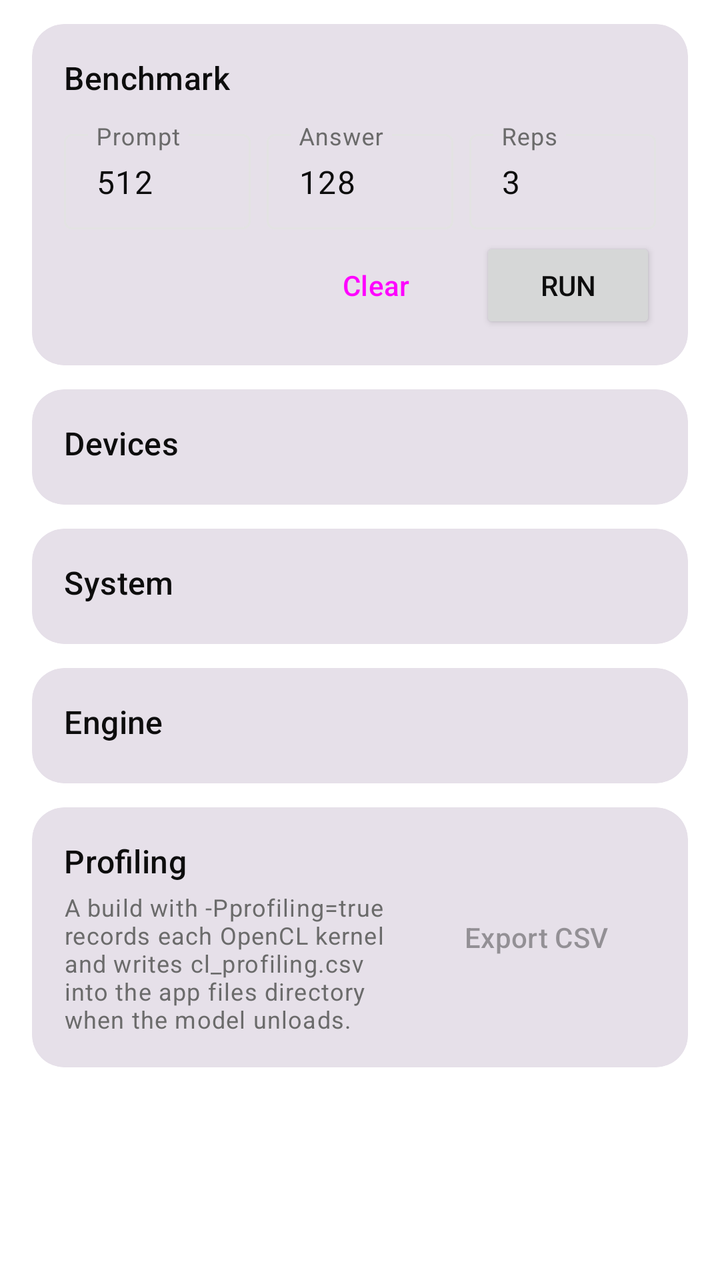
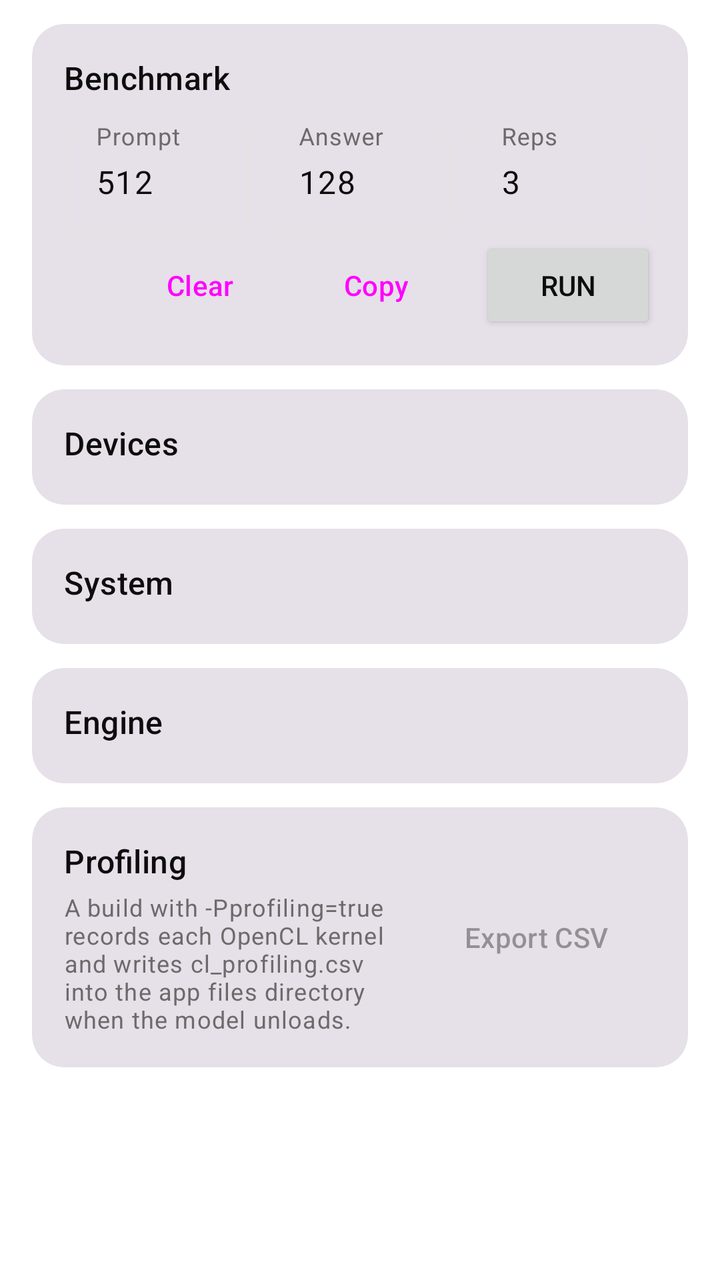

Before-and-after screenshots of an Android layout around one commit, followed by the original layout XML and the change that was made.
<!-- AndroidManifest.xml: application theme Theme.QwenMobile -->
<!-- res/layout/fragment_debug.xml -->
<?xml version="1.0" encoding="utf-8"?>
<androidx.core.widget.NestedScrollView xmlns:android="http://schemas.android.com/apk/res/android"
    xmlns:app="http://schemas.android.com/apk/res-auto"
    android:layout_width="match_parent"
    android:layout_height="match_parent"
    android:clipToPadding="false"
    android:fillViewport="true">

    <LinearLayout
        android:layout_width="match_parent"
        android:layout_height="wrap_content"
        android:orientation="vertical"
        android:paddingHorizontal="16dp"
        android:paddingVertical="12dp">

        
        <com.google.android.material.card.MaterialCardView
            style="?attr/materialCardViewFilledStyle"
            android:layout_width="match_parent"
            android:layout_height="wrap_content"
            android:layout_marginBottom="12dp"
            app:cardCornerRadius="16dp">

            <LinearLayout
                android:layout_width="match_parent"
                android:layout_height="wrap_content"
                android:orientation="vertical"
                android:padding="16dp">

                <TextView
                    android:layout_width="match_parent"
                    android:layout_height="wrap_content"
                    android:text="@string/debug_benchmark"
                    android:textAppearance="?attr/textAppearanceTitleMedium" />

                <LinearLayout
                    android:layout_width="match_parent"
                    android:layout_height="wrap_content"
                    android:layout_marginTop="12dp"
                    android:orientation="horizontal">

                    <com.google.android.material.textfield.TextInputLayout
                        style="@style/Widget.Material3.TextInputLayout.OutlinedBox.Dense"
                        android:layout_width="0dp"
                        android:layout_height="wrap_content"
                        android:layout_marginEnd="8dp"
                        android:layout_weight="1"
                        android:hint="@string/debug_pp">

                        <com.google.android.material.textfield.TextInputEditText
                            android:id="@+id/benchPp"
                            android:layout_width="match_parent"
                            android:layout_height="wrap_content"
                            android:importantForAutofill="no"
                            android:inputType="number"
                            android:text="512" />
                    </com.google.android.material.textfield.TextInputLayout>

                    <com.google.android.material.textfield.TextInputLayout
                        style="@style/Widget.Material3.TextInputLayout.OutlinedBox.Dense"
                        android:layout_width="0dp"
                        android:layout_height="wrap_content"
                        android:layout_marginEnd="8dp"
                        android:layout_weight="1"
                        android:hint="@string/debug_tg">

                        <com.google.android.material.textfield.TextInputEditText
                            android:id="@+id/benchTg"
                            android:layout_width="match_parent"
                            android:layout_height="wrap_content"
                            android:importantForAutofill="no"
                            android:inputType="number"
                            android:text="128" />
                    </com.google.android.material.textfield.TextInputLayout>

                    <com.google.android.material.textfield.TextInputLayout
                        style="@style/Widget.Material3.TextInputLayout.OutlinedBox.Dense"
                        android:layout_width="0dp"
                        android:layout_height="wrap_content"
                        android:layout_weight="1"
                        android:hint="@string/debug_reps">

                        <com.google.android.material.textfield.TextInputEditText
                            android:id="@+id/benchReps"
                            android:layout_width="match_parent"
                            android:layout_height="wrap_content"
                            android:importantForAutofill="no"
                            android:inputType="number"
                            android:text="3" />
                    </com.google.android.material.textfield.TextInputLayout>
                </LinearLayout>

                <LinearLayout
                    android:layout_width="match_parent"
                    android:layout_height="wrap_content"
                    android:layout_marginTop="4dp"
                    android:gravity="end"
                    android:orientation="horizontal">

                    <Button
                        android:id="@+id/benchClear"
                        style="@style/Widget.Material3.Button.TextButton"
                        android:layout_width="wrap_content"
                        android:layout_height="wrap_content"
                        android:text="@string/debug_clear" />

                    <Button
                        android:id="@+id/benchRun"
                        android:layout_width="wrap_content"
                        android:layout_height="wrap_content"
                        android:layout_marginStart="8dp"
                        android:text="@string/debug_run" />
                </LinearLayout>

                <TextView
                    android:id="@+id/benchResult"
                    android:layout_width="match_parent"
                    android:layout_height="wrap_content"
                    android:layout_marginTop="8dp"
                    android:fontFamily="monospace"
                    android:textIsSelectable="true"
                    android:textSize="12sp"
                    android:visibility="gone" />
            </LinearLayout>
        </com.google.android.material.card.MaterialCardView>

        
        <com.google.android.material.card.MaterialCardView
            style="?attr/materialCardViewFilledStyle"
            android:layout_width="match_parent"
            android:layout_height="wrap_content"
            android:layout_marginBottom="12dp"
            app:cardCornerRadius="16dp">

            <LinearLayout
                android:id="@+id/devicesList"
                android:layout_width="match_parent"
                android:layout_height="wrap_content"
                android:orientation="vertical"
                android:padding="16dp">

                <TextView
                    android:layout_width="match_parent"
                    android:layout_height="wrap_content"
                    android:layout_marginBottom="4dp"
                    android:text="@string/debug_devices"
                    android:textAppearance="?attr/textAppearanceTitleMedium" />
            </LinearLayout>
        </com.google.android.material.card.MaterialCardView>

        
        <com.google.android.material.card.MaterialCardView
            style="?attr/materialCardViewFilledStyle"
            android:layout_width="match_parent"
            android:layout_height="wrap_content"
            android:layout_marginBottom="12dp"
            app:cardCornerRadius="16dp">

            <LinearLayout
                android:id="@+id/systemRows"
                android:layout_width="match_parent"
                android:layout_height="wrap_content"
                android:orientation="vertical"
                android:padding="16dp">

                <TextView
                    android:layout_width="match_parent"
                    android:layout_height="wrap_content"
                    android:layout_marginBottom="4dp"
                    android:text="@string/debug_system"
                    android:textAppearance="?attr/textAppearanceTitleMedium" />
            </LinearLayout>
        </com.google.android.material.card.MaterialCardView>

        
        <com.google.android.material.card.MaterialCardView
            style="?attr/materialCardViewFilledStyle"
            android:layout_width="match_parent"
            android:layout_height="wrap_content"
            android:layout_marginBottom="12dp"
            app:cardCornerRadius="16dp">

            <LinearLayout
                android:id="@+id/engineRows"
                android:layout_width="match_parent"
                android:layout_height="wrap_content"
                android:orientation="vertical"
                android:padding="16dp">

                <TextView
                    android:layout_width="match_parent"
                    android:layout_height="wrap_content"
                    android:layout_marginBottom="4dp"
                    android:text="@string/debug_engine"
                    android:textAppearance="?attr/textAppearanceTitleMedium" />
            </LinearLayout>
        </com.google.android.material.card.MaterialCardView>

        
        <com.google.android.material.card.MaterialCardView
            style="?attr/materialCardViewFilledStyle"
            android:layout_width="match_parent"
            android:layout_height="wrap_content"
            app:cardCornerRadius="16dp">

            <LinearLayout
                android:layout_width="match_parent"
                android:layout_height="wrap_content"
                android:gravity="center_vertical"
                android:orientation="horizontal"
                android:padding="16dp">

                <LinearLayout
                    android:layout_width="0dp"
                    android:layout_height="wrap_content"
                    android:layout_weight="1"
                    android:orientation="vertical">

                    <TextView
                        android:layout_width="match_parent"
                        android:layout_height="wrap_content"
                        android:text="@string/debug_profiling"
                        android:textAppearance="?attr/textAppearanceTitleMedium" />

                    <TextView
                        android:layout_width="match_parent"
                        android:layout_height="wrap_content"
                        android:layout_marginTop="4dp"
                        android:text="@string/debug_profiling_note"
                        android:textAppearance="?attr/textAppearanceBodySmall"
                        android:textColor="?attr/colorOnSurfaceVariant" />
                </LinearLayout>

                <Button
                    android:id="@+id/profilingShare"
                    style="@style/Widget.Material3.Button.TonalButton"
                    android:layout_width="wrap_content"
                    android:layout_height="wrap_content"
                    android:layout_marginStart="12dp"
                    android:enabled="false"
                    android:text="@string/debug_share" />
            </LinearLayout>
        </com.google.android.material.card.MaterialCardView>
    </LinearLayout>
</androidx.core.widget.NestedScrollView>
<!-- resources referenced by this layout -->
<resources>
  <string name="debug_benchmark">Benchmark</string>
  <string name="debug_clear">Clear</string>
  <string name="debug_devices">Devices</string>
  <string name="debug_engine">Engine</string>
  <string name="debug_pp">Prompt</string>
  <string name="debug_profiling">Profiling</string>
  <string name="debug_profiling_note">A build with -Pprofiling=true records each OpenCL kernel and writes cl_profiling.csv into the app files directory when the model unloads.</string>
  <string name="debug_reps">Reps</string>
  <string name="debug_run">Run</string>
  <string name="debug_share">Export CSV</string>
  <string name="debug_system">System</string>
  <string name="debug_tg">Answer</string>
  <style name="Theme.QwenMobile" parent="Theme.Material3.Light.NoActionBar">
          <item name="colorPrimary">@color/ink</item>
          <item name="colorOnPrimary">@color/white</item>
          <item name="colorPrimaryContainer">@color/surface_variant</item>
          <item name="colorOnPrimaryContainer">@color/ink</item>
          <item name="colorSecondary">@color/muted</item>
          <item name="colorOnSecondary">@color/white</item>
          <item name="colorSecondaryContainer">@color/surface_variant</item>
          <item name="colorOnSecondaryContainer">@color/ink</item>
          <item name="colorSurface">@color/white</item>
          <item name="colorOnSurface">@color/ink</item>
          <item name="colorSurfaceVariant">@color/surface_variant</item>
          <item name="colorOnSurfaceVariant">@color/muted</item>
          <item name="colorSurfaceContainer">@color/white</item>
          <item name="colorOutline">@color/outline</item>
          <item name="colorOutlineVariant">@color/outline</item>
          <item name="android:colorBackground">@color/white</item>
          <item name="android:statusBarColor">@color/white</item>
          <item name="android:windowLightStatusBar">true</item>
          <item name="android:navigationBarColor">@color/white</item>
          <item name="android:windowLightNavigationBar">true</item>
          <item name="android:textColorPrimary">@color/ink</item>
          <item name="android:textColorSecondary">@color/muted</item>
          <item name="android:textColorHint">@color/faint</item>
      </style>
  <color name="ink">#FF0D0D0D</color>
  <color name="white">#FFFFFFFF</color>
  <color name="surface_variant">#FFF4F4F4</color>
  <color name="muted">#FF6B6B6B</color>
  <color name="outline">#FFE3E3E3</color>
  <color name="faint">#FF9B9B9B</color>
</resources>

<!-- the commit's change to res/layout/fragment_debug.xml (unified diff, before → after) -->
@@ -105,6 +105,13 @@
                         android:text="@string/debug_clear" />
 
                     <Button
+                        android:id="@+id/benchCopy"
+                        style="@style/Widget.Material3.Button.TextButton"
+                        android:layout_width="wrap_content"
+                        android:layout_height="wrap_content"
+                        android:text="@string/debug_copy" />
+
+                    <Button
                         android:id="@+id/benchRun"
                         android:layout_width="wrap_content"
                         android:layout_height="wrap_content"
<!-- resource entries referenced after the edit -->
@@ -2,6 +2,7 @@
 <resources>
   <string name="debug_benchmark">Benchmark</string>
   <string name="debug_clear">Clear</string>
+  <string name="debug_copy">Copy</string>
   <string name="debug_devices">Devices</string>
   <string name="debug_engine">Engine</string>
   <string name="debug_pp">Prompt</string>
